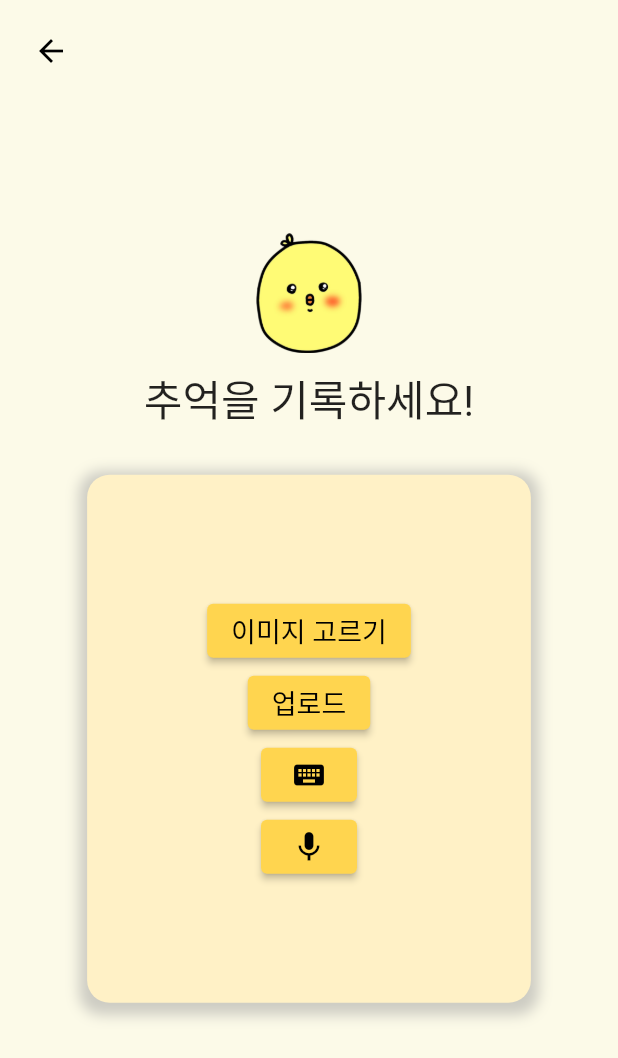
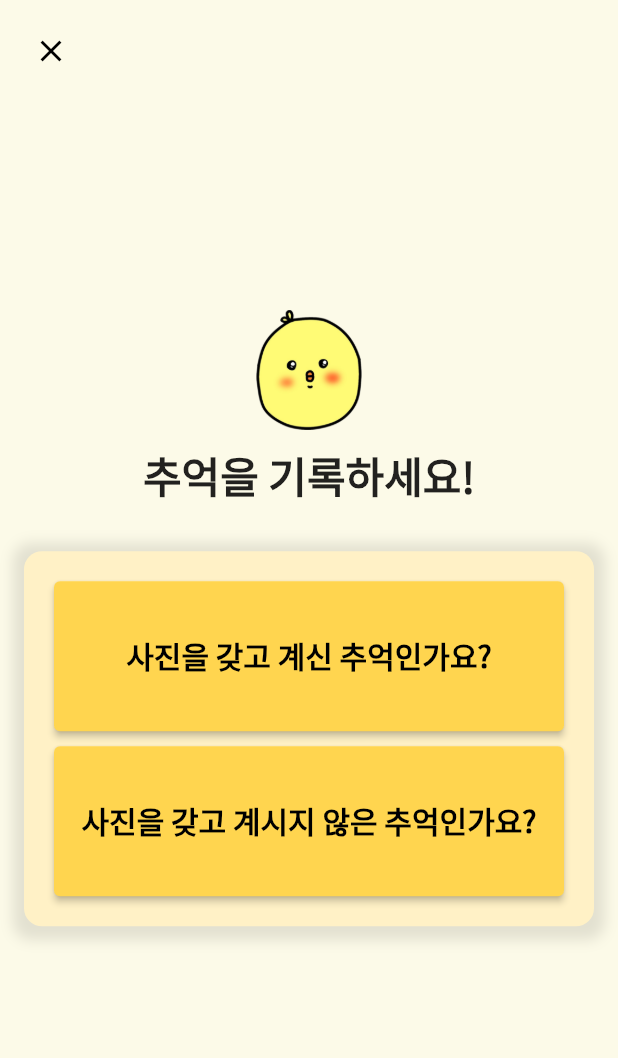
Before and after one commit to 6eom9eun/timeDam, a Flutter app: the WritePage screen opened directly, on a phone screen of 412 x 824 dp. Shown: the top 1058 px of the screen. Run offline on Flutter 3.47's test engine with Material 2 defaults, Android fonts, the phone set to English and light mode, and no system bars; our stand-ins replace cloud_firestore, dio, firebase_auth, firebase_core, firebase_storage, flutter_spinkit and 7 more; missing offline and left inert: background_fetch; accounts and stored records are empty; Roboto replaces fonts that are missing (Cafe).

Commit message:
충돌 최종 수정

```diff
--- a/lib/screens/writePage.dart
+++ b/lib/screens/writePage.dart
@@ -36,7 +36,8 @@ class _WritePageState extends State<WritePage> {
   File? _image;
   final picker = ImagePicker();
   TextEditingController _textController = TextEditingController();
-
+  bool hasImage = false; // New state variable
+  bool showInputOptions = false;
 
   Future getText() async {
     showDialog(
@@ -121,7 +122,10 @@ class _WritePageState extends State<WritePage> {
 
   Future uploadFile() async {
     if (_image == null) return;
-    final fileName = _image!.path.split('/').last;
+    final fileName = _image!
+        .path
+        .split('/')
+        .last;
     final destination = 'images/$fileName';
 
     try {
@@ -137,7 +141,8 @@ class _WritePageState extends State<WritePage> {
       }
 
       // Firestore에 게시물 정보들을 먼저 저장하지만 postId는 아직 모릅니다.
-      DocumentReference postRef = await FirebaseFirestore.instance.collection('posts').add({
+      DocumentReference postRef = await FirebaseFirestore.instance.collection(
+          'posts').add({
         'imageUrl': url,
         'uid': uid,
         'text': _textController.text,
@@ -148,8 +153,11 @@ class _WritePageState extends State<WritePage> {
       String postId = postRef.id;
       await postRef.update({'postId': postId});
 
-      Provider.of<PostProvider>(context, listen: false).imageUrl = url;
-      print('File uploaded to Firebase Storage and Firestore! URL: $url, UID: $uid, PostID: $postId');
+      Provider
+          .of<PostProvider>(context, listen: false)
+          .imageUrl = url;
+      print(
+          'File uploaded to Firebase Storage and Firestore! URL: $url, UID: $uid, PostID: $postId');
     } catch (e) {
       print('uploadFile error: $e');
     }
@@ -164,6 +172,7 @@ class _WritePageState extends State<WritePage> {
         children: [
           Center(
             child: SingleChildScrollView(
+              padding: const EdgeInsets.all(16.0), // Padding for the scroll view
               child: Column(
                 mainAxisAlignment: MainAxisAlignment.center,
                 children: [
@@ -171,64 +180,101 @@ class _WritePageState extends State<WritePage> {
                   SizedBox(height: 10),
                   Text(
                     '추억을 기록하세요!',
-                    style: TextStyle(
-                      fontFamily: 'Cafe',
-                      fontSize: 28,
-                    ),
+                    style: TextStyle(fontSize: 28, fontWeight: FontWeight.bold),
                   ),
                   SizedBox(height: 30),
                   Container(
-                    padding: EdgeInsets.all(80),
+                    padding: const EdgeInsets.all(20.0),
                     decoration: BoxDecoration(
                       color: AppColors.primaryColor1(),
-                      borderRadius: BorderRadius.circular(15),
+                      borderRadius: BorderRadius.circular(12),
                       boxShadow: [
                         BoxShadow(
-                          color: Colors.grey.withOpacity(0.5),
-                          spreadRadius: 5,
+                          color: Colors.black.withOpacity(0.1),
+                          spreadRadius: 7,
                           blurRadius: 7,
-                          offset: Offset(0, 3),
+                          offset: Offset(0, 2),
                         ),
                       ],
+
+                      // 그라데이션 코드
+                      // gradient: LinearGradient(
+                      //   begin: Alignment.topLeft,
+                      //   end: Alignment.bottomRight,
+                      //   colors: [
+                      //     AppColors.primaryColor1().withOpacity(0.8),
+                      //     AppColors.primaryColor(),
+                      //   ],
+                      // ),
+
                     ),
                     child: Column(
-                      mainAxisSize: MainAxisSize.min,
+                      mainAxisSize: MainAxisSize.min, // To make the container wrap its content
                       children: [
-                        // Your widget for image uploading will be here
+                        if (!showInputOptions) ...[
                           ElevatedButton(
-                          onPressed: getImage, // replace with your function
+                            onPressed: () {
+                              setState(() {
+                                hasImage = true;
+                                showInputOptions = true;
+                              });
+                            },
+                            style: ElevatedButton.styleFrom(
+                              backgroundColor: AppColors.primaryColor(),
+                              fixedSize: Size(350, 100),
+                            ),
+                            child: Text(
+                              '사진을 갖고 계신 추억인가요?',
+                              style: TextStyle(
+                                color: Colors.black,
+                                fontWeight: FontWeight.bold,
+                                fontSize: 20,
+                              ),
+                            ),
+                          ),
+                          SizedBox(height: 10),
+                          ElevatedButton(
+                            onPressed: () {
+                              setState(() {
+                                hasImage = false;
+                                showInputOptions = true;
+                              });
+                            },
+                            style: ElevatedButton.styleFrom(
+                              backgroundColor: AppColors.primaryColor(),
+                              fixedSize: Size(350, 100),
+                            ),
+                            child: Text(
+                              '사진을 갖고 계시지 않은 추억인가요?',
+                              style: TextStyle(
+                                color: Colors.black,
+                                fontWeight: FontWeight.bold,
+                                fontSize: 20,
+                              ),
+                            ),
+                          ),
+                        ],
+                        if (showInputOptions) ...[
+                          if (hasImage) ...[
+                            ElevatedButton(
+                              onPressed: getImage,
                               style: ElevatedButton.styleFrom(
                                 backgroundColor: AppColors.primaryColor(),
                                 foregroundColor: Colors.black,
                               ),
-                          child: Text('이미지 고르기',
-                            style: TextStyle(
-                              fontSize: 18,
-                              fontFamily: 'Cafe',
+                              child: Icon(Icons.image, size: 50,),
                             ),
-                          ),
-                        ),
+                            SizedBox(height: 20),
+                          ],
                           ElevatedButton(
-                          onPressed: uploadFile, // replace with your function
+                            onPressed: getText,
                             style: ElevatedButton.styleFrom(
                               backgroundColor: AppColors.primaryColor(),
                               foregroundColor: Colors.black,
                             ),
-                          child: Text('업로드',
-                            style: TextStyle(
-                              fontSize: 18,
-                              fontFamily: 'Cafe',
+                            child: Icon(Icons.keyboard, size: 50,),
                           ),
-                          ),
-                        ),
-                        ElevatedButton(
-                          onPressed: getText, // replace with your function
-                          style: ElevatedButton.styleFrom(
-                            backgroundColor: AppColors.primaryColor(),
-                            foregroundColor: Colors.black,
-                          ),
-                          child: Icon(Icons.keyboard),
-                        ),
+                          SizedBox(height: 20),
                           ElevatedButton(
                             onPressed: () {
                               Navigator.push(
@@ -240,8 +286,25 @@ class _WritePageState extends State<WritePage> {
                               backgroundColor: AppColors.primaryColor(),
                               foregroundColor: Colors.black,
                             ),
-                          child: Icon(Icons.mic),
+                            child: Icon(Icons.mic, size: 50,),
                           ),
+                          SizedBox(height: 20),
+                          // Confirmation button
+                          ElevatedButton(
+                            onPressed: () {
+                              // Add your confirmation logic here
+                            },
+                            style: ElevatedButton.styleFrom(
+                              backgroundColor: AppColors.primaryColor(),
+                              foregroundColor: Colors.black,
+                            ),
+                            child: Text(
+                              '확인',
+                              style: TextStyle(
+                                  fontSize: 28
+                              ),),
+                          ),
+                        ],
                       ],
                     ),
                   ),
@@ -249,13 +312,12 @@ class _WritePageState extends State<WritePage> {
               ),
             ),
           ),
-          // 뒤로가기
           Positioned(
             top: 10,
             left: 10,
             child: SafeArea(
               child: IconButton(
-                icon: Icon(Icons.arrow_back, color: Colors.black),
+                icon: Icon(Icons.close, color: Colors.black),
                 onPressed: () => Navigator.of(context).pop(),
               ),
             ),
```
Lines whose indentation alone changed are shown as unchanged.
